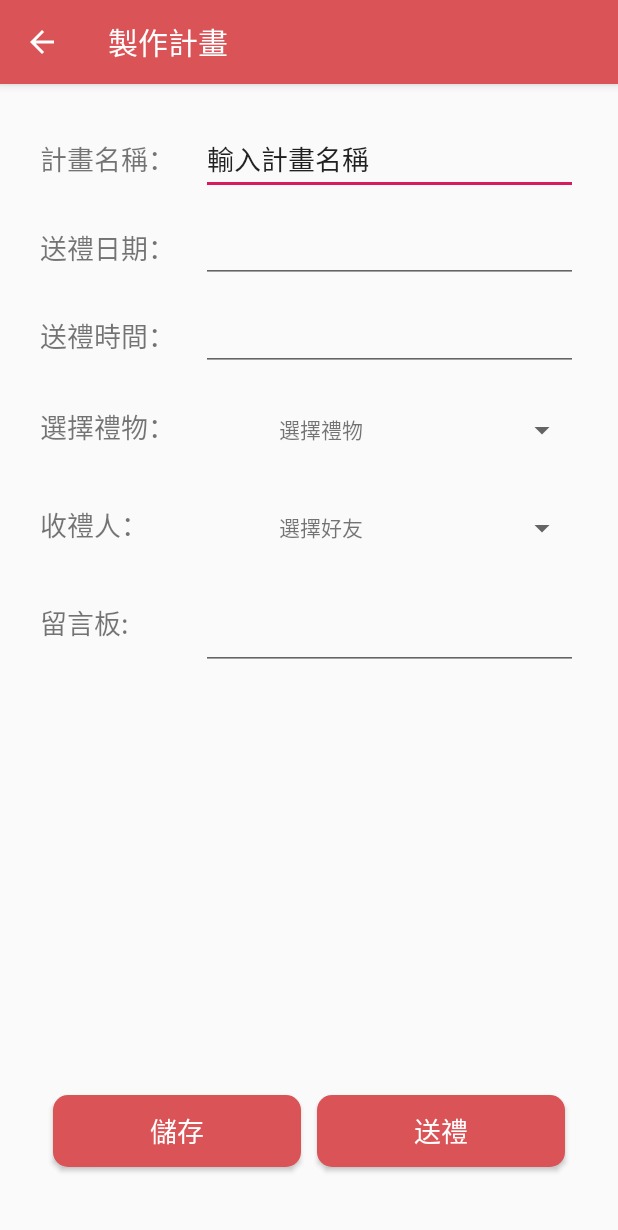
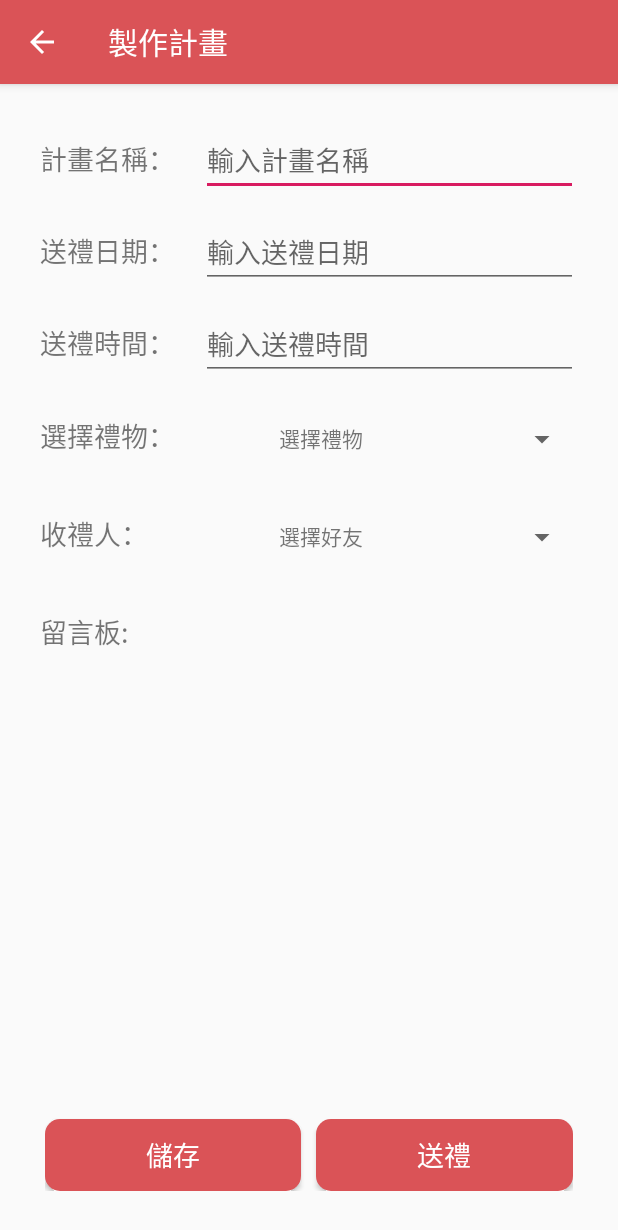
Before and after one commit to hawkeye1026/NTUB-Case-Gift, an Android app: the MakePlansActivity screen opened directly, with no data from a screen before it, on a phone screen of 412 x 824 dp. Shown: the top 1230 px of the screen. Run offline under Robolectric (Android 15) with nearby library versions, the phone set to English and light mode, and no system bars.

Commit message:
Update MakePlanActivity ,mrege YJl

```diff
--- a/app/src/main/java/com/ntubcase/gift/Adapter/MakePlanAdapter.java
+++ b/app/src/main/java/com/ntubcase/gift/Adapter/MakePlanAdapter.java
@@ -20,6 +20,7 @@ public class MakePlanAdapter extends ArrayAdapter<Makeplan_StateVO> {
     private ArrayList<Makeplan_StateVO> listState;
     private MakePlanAdapter myAdapter;
     private boolean isFromView = false;
+    public static boolean chkState = false;
 
     public MakePlanAdapter(Context context, int resource, List<Makeplan_StateVO> objects) {
         super(context, resource, objects);
@@ -58,6 +59,7 @@ public class MakePlanAdapter extends ArrayAdapter<Makeplan_StateVO> {
 
         holder.mTextView.setText(listState.get(position).getTitle());
 
+
         // To check weather checked event fire from getview() or user input
         isFromView = true;
         holder.mCheckBox.setChecked(listState.get(position).isSelected());
@@ -75,6 +77,7 @@ public class MakePlanAdapter extends ArrayAdapter<Makeplan_StateVO> {
             public void onCheckedChanged(CompoundButton buttonView, boolean isChecked) {
                 int getPosition = (Integer) buttonView.getTag();
 
+
                 if (!isFromView) {
                     listState.get(position).setSelected(isChecked);
                 }
--- a/app/src/main/java/com/ntubcase/gift/MakePlansActivity.java
+++ b/app/src/main/java/com/ntubcase/gift/MakePlansActivity.java
@@ -55,6 +55,8 @@ public class MakePlansActivity extends AppCompatActivity {
         }
         MakePlanAdapter myAdapter = new MakePlanAdapter(MakePlansActivity.this, 0, listVOs);
         add_surprise_gift.setAdapter(myAdapter);
+
+
         //選擇好友------------------------------------------------------------------------
         final String[] surprise_addfriend = {
                 "選擇好友", "陳源", "王父", "高家", "吳生",
--- a/app/src/main/res/layout/activity_make_plans.xml
+++ b/app/src/main/res/layout/activity_make_plans.xml
@@ -29,8 +29,8 @@
             android:layout_height="wrap_content"
             android:layout_weight="7"
             android:ems="10"
-            android:inputType="textPersonName"
-            android:text="輸入計畫名稱" />
+            android:hint="輸入計畫名稱"
+            android:inputType="textPersonName" />
 
     </LinearLayout>
     <!--送禮日期-->
@@ -54,6 +54,7 @@
             android:layout_weight="7"
             android:focusable="true"
             android:focusableInTouchMode="true"
+            android:hint="輸入送禮日期"
             android:inputType="none"></EditText>
 
     </LinearLayout>
@@ -79,6 +80,7 @@
             android:layout_weight="7"
             android:focusable="true"
             android:focusableInTouchMode="true"
+            android:hint="輸入送禮時間"
             android:inputType="none"></EditText>
 
     </LinearLayout>
@@ -132,7 +134,7 @@
     <!--留言板-->
     <LinearLayout
         android:layout_width="match_parent"
-        android:layout_height="wrap_content"
+        android:layout_height="159dp"
         android:orientation="horizontal"
         android:padding="10px">
 
@@ -140,17 +142,17 @@
             android:layout_width="0dp"
             android:layout_height="match_parent"
             android:layout_weight="3"
-            android:textSize="18sp"
-            android:text="留言板:" />
+            android:text="留言板:"
+            android:textSize="18sp" />
 
         <EditText
             android:id="@+id/add_surprice_message"
             android:layout_width="0dp"
-            android:layout_height="wrap_content"
+            android:layout_height="159dp"
             android:layout_weight="7"
+            android:singleLine="false"
             android:ems="10"
-            android:inputType="textMultiLine"
-            />
+            android:inputType="textMultiLine" />
 
     </LinearLayout>
     <!--按鈕-->
@@ -158,7 +160,7 @@
         android:layout_width="match_parent"
         android:layout_height="match_parent"
         android:orientation="horizontal"
-        android:layout_margin="10dp"
+        android:padding="10dp"
         android:gravity="center"
         android:layout_alignParentBottom="true">
 
@@ -167,7 +169,7 @@
             android:layout_width="0dp"
             android:layout_height="wrap_content"
             android:layout_weight="1"
-            android:layout_margin="5dp"
+            android:layout_marginRight="10dp"
             android:text="儲存"
             android:textSize="18sp"
             android:textColor="#FFF"
@@ -179,7 +181,7 @@
             android:layout_width="0dp"
             android:layout_height="wrap_content"
             android:layout_weight="1"
-            android:layout_margin="5dp"
+
             android:text="送禮"
             android:textSize="18sp"
             android:textColor="#FFF"
```
